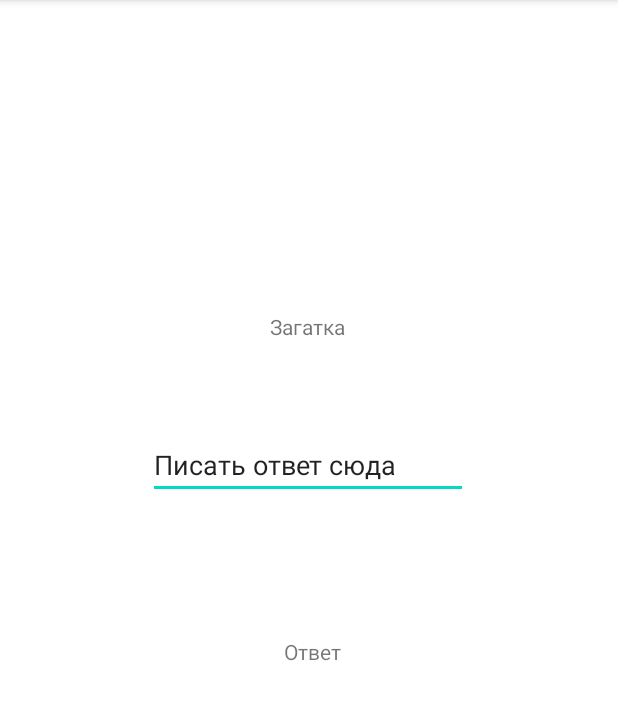
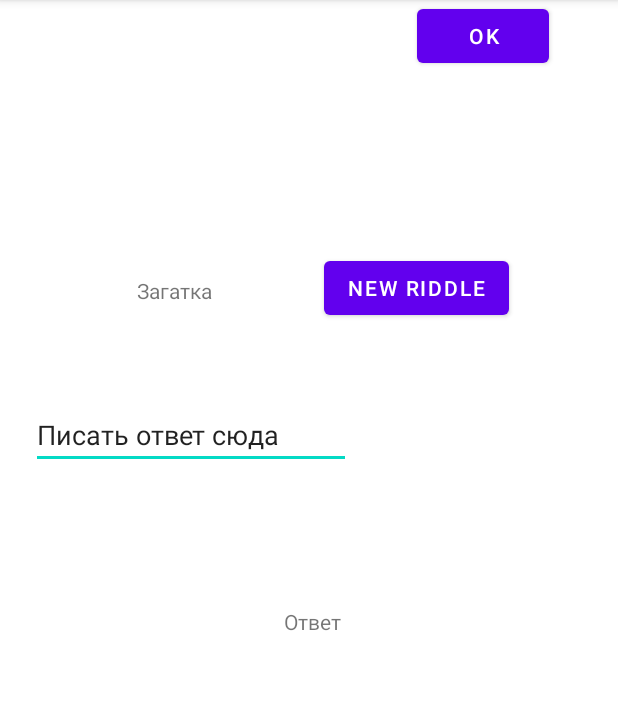
Before and after one commit to StasLukyanov/Lesson14, an Android app: the Riddles screen opened directly, with no data from a screen before it, on a phone screen of 412 x 824 dp, the part 84-804 px from its top. Run offline under Robolectric (Android 15) with nearby library versions, the phone set to English and light mode, and no system bars.

Commit message:
добавил кнопку

```diff
--- a/app/src/main/java/com/example/AppTaskFirst/Riddles.java
+++ b/app/src/main/java/com/example/AppTaskFirst/Riddles.java
@@ -11,7 +11,12 @@ import android.widget.TextView;
 public class Riddles extends AppCompatActivity {
     TextView tvRiddle, tvAnswer;
     EditText edAnswer;
+    Button btnOk;
+    Button btnNewRiddle;
     int counter =0;
+    String riddle1 = "Не огонь,а жжется.";
+    String riddle2 = "Красна девица сидит в темнице,а коса на улице.";
+    String riddle3 = "Жидкое, а не вода, белое, а не снег.";
 
 
     @Override
@@ -21,6 +26,8 @@ public class Riddles extends AppCompatActivity {
         tvRiddle = findViewById(R.id.tvRiddle);
         edAnswer = findViewById(R.id.edAnswer);
         tvAnswer = findViewById(R.id.tvAnswer);
+        btnOk = findViewById(R.id.btnOk);
+        btnNewRiddle = findViewById(R.id.btnNewRiddle);
     }
     public void onClickRiddles(View view){
         String txt1 = "Крапива";
@@ -33,10 +40,13 @@ public class Riddles extends AppCompatActivity {
                     tvAnswer.setText("Верно!");
                 }else{
                     tvAnswer.setText("Не верно!");
-                }
+                } default:
         }
 
 
 
     }
+    public void onClickNewRiddle(View view){
+
+    }
 }
--- a/app/src/main/res/layout/activity_riddles.xml
+++ b/app/src/main/res/layout/activity_riddles.xml
@@ -10,10 +10,10 @@
         android:id="@+id/tvRiddle"
         android:layout_width="wrap_content"
         android:layout_height="wrap_content"
-        android:layout_marginTop="208dp"
+        android:layout_marginTop="184dp"
         android:text="Загатка"
         app:layout_constraintEnd_toEndOf="parent"
-        app:layout_constraintHorizontal_bias="0.498"
+        app:layout_constraintHorizontal_bias="0.253"
         app:layout_constraintStart_toStartOf="parent"
         app:layout_constraintTop_toTopOf="parent" />
 
@@ -21,12 +21,12 @@
         android:id="@+id/edAnswer"
         android:layout_width="wrap_content"
         android:layout_height="wrap_content"
-        android:layout_marginTop="60dp"
+        android:layout_marginTop="64dp"
         android:ems="10"
         android:inputType="textPersonName"
         android:text="Писать ответ сюда"
         app:layout_constraintEnd_toEndOf="parent"
-        app:layout_constraintHorizontal_bias="0.497"
+        app:layout_constraintHorizontal_bias="0.104"
         app:layout_constraintStart_toStartOf="parent"
         app:layout_constraintTop_toBottomOf="@+id/tvRiddle" />
 
@@ -41,4 +41,27 @@
         app:layout_constraintStart_toStartOf="parent"
         app:layout_constraintTop_toBottomOf="@+id/edAnswer" />
 
+    <Button
+        android:id="@+id/btnOk"
+        android:layout_width="wrap_content"
+        android:layout_height="wrap_content"
+        android:onClick="onClickRiddles"
+        android:text="Ok"
+        app:layout_constraintEnd_toEndOf="parent"
+        app:layout_constraintHorizontal_bias="0.489"
+        app:layout_constraintStart_toEndOf="@+id/edAnswer"
+        tools:layout_editor_absoluteY="267dp" />
+
+    <Button
+        android:id="@+id/btnNewRiddle"
+        android:layout_width="wrap_content"
+        android:layout_height="wrap_content"
+        android:layout_marginTop="168dp"
+        android:onClick="onClickNewRiddle"
+        android:text="new riddle"
+        app:layout_constraintEnd_toEndOf="parent"
+        app:layout_constraintHorizontal_bias="0.505"
+        app:layout_constraintStart_toEndOf="@+id/tvRiddle"
+        app:layout_constraintTop_toTopOf="parent" />
+
 </androidx.constraintlayout.widget.ConstraintLayout>
```
